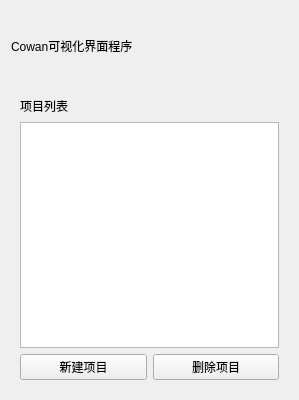
This is cowan/View/LoginWindow.ui in ArcturusVirgo/CowanPro as Qt 5 draws it before an edit. The edited form follows.
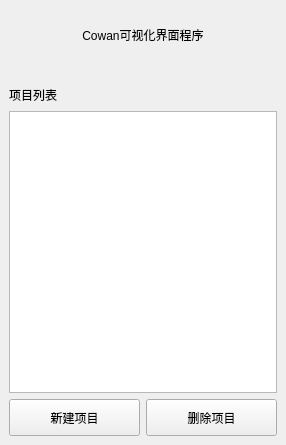
This is the edited form.

Commit message: 【bug修复】 1.修复了在加载实验光谱时时间和位置不更新的问题 2.修复了跃迁名称有时判断错误的问题 【功能更新】 1.更新了部分界面ui

What changed in the file:
```diff
--- a/cowan/View/LoginWindow.ui
+++ b/cowan/View/LoginWindow.ui
@@ -6,14 +6,40 @@
    <rect>
     <x>0</x>
     <y>0</y>
-    <width>299</width>
-    <height>400</height>
+    <width>286</width>
+    <height>445</height>
    </rect>
   </property>
   <property name="windowTitle">
    <string>Form</string>
   </property>
+  <property name="styleSheet">
+   <string notr="true">* {
+	
+	font: 10pt &quot;Microsoft YaHei UI&quot;;
+}
+
+#label {
+	font: 16pt &quot;Microsoft YaHei UI&quot;;
+}
+
+#project_list::item {
+ margin-bottom: 12px; 
+}</string>
+  </property>
   <layout class="QVBoxLayout" name="verticalLayout">
+   <property name="leftMargin">
+    <number>0</number>
+   </property>
+   <property name="topMargin">
+    <number>0</number>
+   </property>
+   <property name="rightMargin">
+    <number>0</number>
+   </property>
+   <property name="bottomMargin">
+    <number>0</number>
+   </property>
    <item>
     <widget class="QLabel" name="label">
      <property name="minimumSize">
@@ -22,9 +48,18 @@
        <height>70</height>
       </size>
      </property>
+     <property name="styleSheet">
+      <string notr="true"/>
+     </property>
      <property name="text">
       <string>Cowan可视化界面程序</string>
      </property>
+     <property name="scaledContents">
+      <bool>false</bool>
+     </property>
+     <property name="alignment">
+      <set>Qt::AlignCenter</set>
+     </property>
     </widget>
    </item>
    <item>
@@ -59,12 +94,25 @@
         </layout>
        </item>
        <item>
-        <widget class="QListWidget" name="project_list"/>
+        <widget class="QListWidget" name="project_list">
+         <property name="minimumSize">
+          <size>
+           <width>250</width>
+           <height>0</height>
+          </size>
+         </property>
+        </widget>
        </item>
        <item>
         <layout class="QHBoxLayout" name="horizontalLayout_2">
          <item>
           <widget class="QPushButton" name="new_project">
+           <property name="minimumSize">
+            <size>
+             <width>0</width>
+             <height>37</height>
+            </size>
+           </property>
            <property name="text">
             <string>新建项目</string>
            </property>
@@ -72,6 +120,12 @@
          </item>
          <item>
           <widget class="QPushButton" name="delete_project">
+           <property name="minimumSize">
+            <size>
+             <width>0</width>
+             <height>37</height>
+            </size>
+           </property>
            <property name="text">
             <string>删除项目</string>
            </property>
@@ -139,6 +193,12 @@
         <layout class="QHBoxLayout" name="horizontalLayout_4">
          <item>
           <widget class="QPushButton" name="back">
+           <property name="minimumSize">
+            <size>
+             <width>0</width>
+             <height>37</height>
+            </size>
+           </property>
            <property name="text">
             <string>返回上一页</string>
            </property>
@@ -146,6 +206,12 @@
          </item>
          <item>
           <widget class="QPushButton" name="create_project">
+           <property name="minimumSize">
+            <size>
+             <width>0</width>
+             <height>37</height>
+            </size>
+           </property>
            <property name="text">
             <string>创建项目</string>
            </property>
```
The commit also changes 7 other files.
